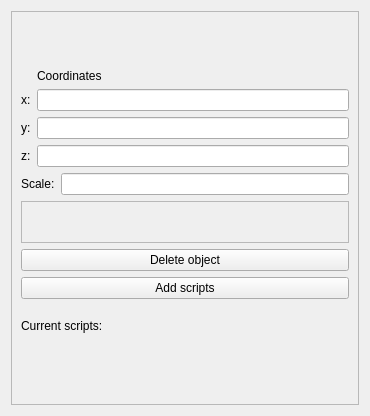
Lvuppp/Game-Engine-UUEngine, file UUEngine/EngineUI/objectinfo.ui: the form before one commit.
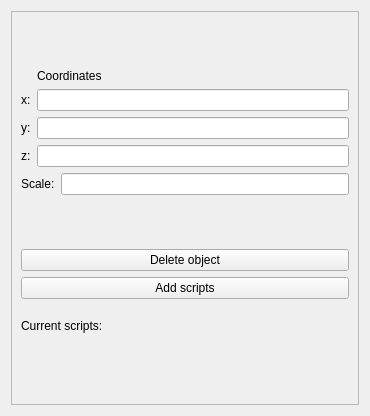
The form after the commit.

The edit to the form file:
```diff
--- a/UUEngine/EngineUI/objectinfo.ui
+++ b/UUEngine/EngineUI/objectinfo.ui
@@ -100,13 +100,7 @@
         </layout>
        </item>
        <item>
-        <widget class="QFrame" name="specificalParams">
-         <property name="frameShape">
-          <enum>QFrame::StyledPanel</enum>
-         </property>
-         <property name="frameShadow">
-          <enum>QFrame::Raised</enum>
-         </property>
+        <widget class="QWidget" name="specificalParams" native="true">
          <layout class="QVBoxLayout" name="verticalLayout_3"/>
         </widget>
        </item>
```
